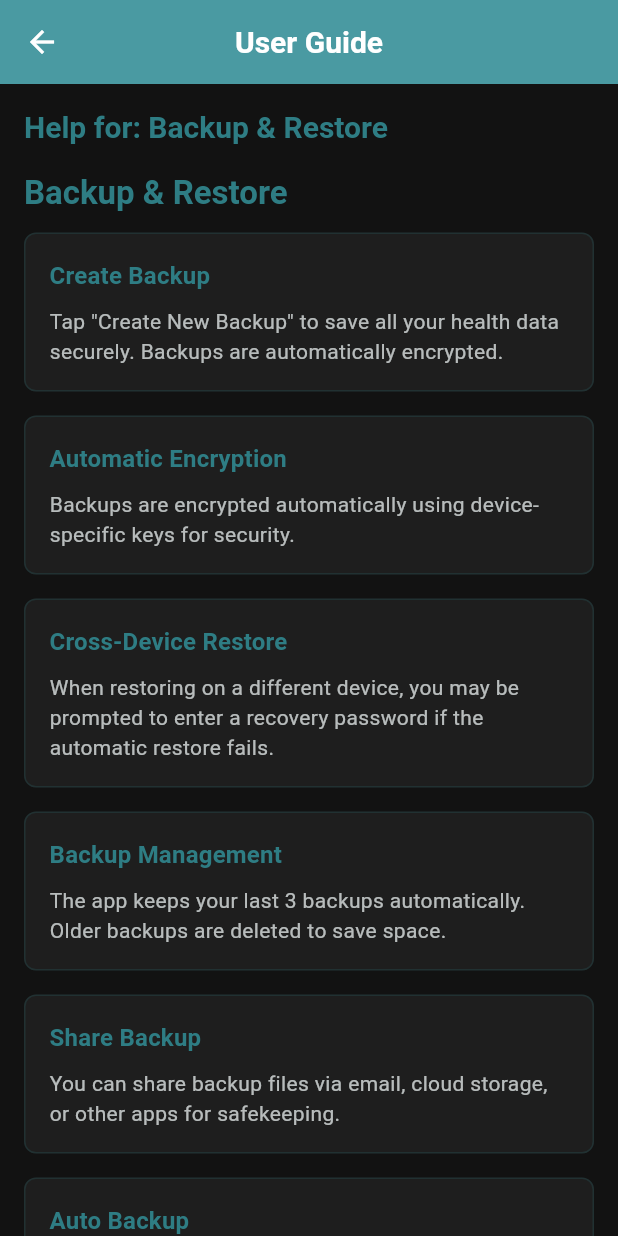
After one commit to ananyaakamat/health_records_app, a Flutter app: the UserGuideScreen screen opened directly, on a phone screen of 412 x 824 dp. The commit adds this screen. Run offline on Flutter 3.47's test engine with Material 3 defaults, Android fonts, the phone set to English and light mode, and no system bars; our stand-ins replace fl_chart, flutter_riverpod, flutter_secure_storage, local_auth, shared_preferences, sqflite; missing offline and left inert: encrypt, workmanager; accounts and stored records are empty; statements that could not run were skipped.

Commit message:
Add Home and Help navigation icons with comprehensive user guide
- Add Home icon navigation to all major screens (Health Profiles, Profile Detail, Backup & Restore)
- Add Help icon with context-specific user guides for each screen
- Create comprehensive UserGuideScreen with detailed help for all features
- Fix user guide content: remove non-existent 'View Charts' feature
- Correct misleading backup documentation about password protection
- Update cross-device restore description to reflect actual functionality
- Implement consistent navigation pattern across the app
- Enhance user experience with accessible help system

```diff
--- /dev/null
+++ b/lib/presentation/screens/user_guide_screen.dart
@@ -0,0 +1,337 @@
+import 'package:flutter/material.dart';
+import '../../core/themes/app_theme.dart';
+
+class UserGuideScreen extends StatelessWidget {
+  final String? currentPage;
+
+  const UserGuideScreen({super.key, this.currentPage});
+
+  @override
+  Widget build(BuildContext context) {
+    return Scaffold(
+      appBar: AppBar(
+        title: const Text('User Guide'),
+        centerTitle: true,
+      ),
+      body: SingleChildScrollView(
+        padding: const EdgeInsets.all(16),
+        child: Column(
+          crossAxisAlignment: CrossAxisAlignment.start,
+          children: [
+            if (currentPage != null) ...[
+              _buildPageSpecificGuide(context, currentPage!),
+              const SizedBox(height: 32),
+              const Divider(),
+              const SizedBox(height: 16),
+            ],
+            _buildGeneralGuide(context),
+          ],
+        ),
+      ),
+    );
+  }
+
+  Widget _buildPageSpecificGuide(BuildContext context, String page) {
+    Widget content;
+
+    switch (page.toLowerCase()) {
+      case 'health profiles':
+        content = _buildProfilesGuide(context);
+        break;
+      case 'profile detail':
+        content = _buildProfileDetailGuide(context);
+        break;
+      case 'backup & restore':
+        content = _buildBackupRestoreGuide(context);
+        break;
+      default:
+        content = _buildHomeGuide(context);
+    }
+
+    return Column(
+      crossAxisAlignment: CrossAxisAlignment.start,
+      children: [
+        Text(
+          'Help for: $page',
+          style: Theme.of(context).textTheme.headlineSmall?.copyWith(
+                color: AppTheme.primaryColor,
+                fontWeight: FontWeight.bold,
+              ),
+        ),
+        const SizedBox(height: 16),
+        content,
+      ],
+    );
+  }
+
+  Widget _buildHomeGuide(BuildContext context) {
+    return _buildGuideSection(
+      context,
+      'Home Screen',
+      [
+        _buildGuideItem(
+          context,
+          'Welcome Screen',
+          'This is your starting point to access all features of the Health Records app.',
+        ),
+        _buildGuideItem(
+          context,
+          'Get Started',
+          'Tap the "Get Started" button to begin managing health profiles.',
+        ),
+        _buildGuideItem(
+          context,
+          'Settings Menu',
+          'Use the menu (☰) to access profiles, change PIN, backup & restore, and other settings.',
+        ),
+        _buildGuideItem(
+          context,
+          'Theme Toggle',
+          'Switch between light and dark themes using the theme button (🌙/☀️) in the top right.',
+        ),
+      ],
+    );
+  }
+
+  Widget _buildProfilesGuide(BuildContext context) {
+    return _buildGuideSection(
+      context,
+      'Health Profiles',
+      [
+        _buildGuideItem(
+          context,
+          'Add New Profile',
+          'Tap the + button to create a new health profile for family members.',
+        ),
+        _buildGuideItem(
+          context,
+          'View Profile Details',
+          'Tap on any profile card to view detailed health records and charts.',
+        ),
+        _buildGuideItem(
+          context,
+          'Edit Profile',
+          'Use the three-dot menu (⋮) on each profile to edit or delete.',
+        ),
+        _buildGuideItem(
+          context,
+          'Profile Information',
+          'Each profile shows name, age, gender, and blood group for quick reference.',
+        ),
+      ],
+    );
+  }
+
+  Widget _buildProfileDetailGuide(BuildContext context) {
+    return _buildGuideSection(
+      context,
+      'Profile Details',
+      [
+        _buildGuideItem(
+          context,
+          'Health Records Tabs',
+          'Switch between Sugar, BP (Blood Pressure), and Lipids tabs to view different health metrics.',
+        ),
+        _buildGuideItem(
+          context,
+          'Add New Records',
+          'Use the + button in each tab to add new health measurements.',
+        ),
+        _buildGuideItem(
+          context,
+          'Edit Records',
+          'Use the three-dot menu (⋮) next to each record to edit or delete.',
+        ),
+        _buildGuideItem(
+          context,
+          'BMI Information',
+          'BMI is automatically calculated from height and weight when available.',
+        ),
+        _buildGuideItem(
+          context,
+          'Color Coding',
+          'Health values are color-coded: Green (Normal), Orange (Caution), Red (High Risk).',
+        ),
+      ],
+    );
+  }
+
+  Widget _buildBackupRestoreGuide(BuildContext context) {
+    return _buildGuideSection(
+      context,
+      'Backup & Restore',
+      [
+        _buildGuideItem(
+          context,
+          'Create Backup',
+          'Tap "Create New Backup" to save all your health data securely. Backups are automatically encrypted.',
+        ),
+        _buildGuideItem(
+          context,
+          'Automatic Encryption',
+          'Backups are encrypted automatically using device-specific keys for security.',
+        ),
+        _buildGuideItem(
+          context,
+          'Cross-Device Restore',
+          'When restoring on a different device, you may be prompted to enter a recovery password if the automatic restore fails.',
+        ),
+        _buildGuideItem(
+          context,
+          'Backup Management',
+          'The app keeps your last 3 backups automatically. Older backups are deleted to save space.',
+        ),
+        _buildGuideItem(
+          context,
+          'Share Backup',
+          'You can share backup files via email, cloud storage, or other apps for safekeeping.',
+        ),
+        _buildGuideItem(
+          context,
+          'Auto Backup',
+          'Backups are automatically created when profiles exist. Empty databases won\'t create backup files.',
+        ),
+      ],
+    );
+  }
+
+  Widget _buildGeneralGuide(BuildContext context) {
+    return Column(
+      crossAxisAlignment: CrossAxisAlignment.start,
+      children: [
+        Text(
+          'General Help',
+          style: Theme.of(context).textTheme.headlineSmall?.copyWith(
+                color: AppTheme.primaryColor,
+                fontWeight: FontWeight.bold,
+              ),
+        ),
+        const SizedBox(height: 16),
+        _buildGuideSection(
+          context,
+          'Navigation',
+          [
+            _buildGuideItem(
+              context,
+              'Home Icon (🏠)',
+              'Tap to return to the main home screen from anywhere in the app.',
+            ),
+            _buildGuideItem(
+              context,
+              'Help Icon (❓)',
+              'Tap to view context-specific help for the current screen.',
+            ),
+            _buildGuideItem(
+              context,
+              'Back Button (←)',
+              'Use to go back to the previous screen.',
+            ),
+          ],
+        ),
+        const SizedBox(height: 24),
+        _buildGuideSection(
+          context,
+          'Data Management',
+          [
+            _buildGuideItem(
+              context,
+              'Backup & Restore',
+              'Regularly backup your data and restore when switching devices.',
+            ),
+            _buildGuideItem(
+              context,
+              'Security',
+              'The app is protected with a PIN. Change it regularly for security.',
+            ),
+            _buildGuideItem(
+              context,
+              'Data Privacy',
+              'All data is stored locally on your device and encrypted for security.',
+            ),
+          ],
+        ),
+        const SizedBox(height: 24),
+        _buildGuideSection(
+          context,
+          'Health Metrics',
+          [
+            _buildGuideItem(
+              context,
+              'Sugar (HbA1c)',
+              'Normal: 4.0-5.6%, Pre-diabetes: 5.7-6.4%, Diabetes: ≥6.5%',
+            ),
+            _buildGuideItem(
+              context,
+              'Blood Pressure',
+              'Normal: <120/80 mmHg, High: ≥140/90 mmHg',
+            ),
+            _buildGuideItem(
+              context,
+              'Lipid Profile',
+              'Includes Total Cholesterol, HDL, LDL, Triglycerides, VLDL, Non-HDL, and Cholesterol/HDL ratio.',
+            ),
+          ],
+        ),
+      ],
+    );
+  }
+
+  Widget _buildGuideSection(
+      BuildContext context, String title, List<Widget> items) {
+    return Column(
+      crossAxisAlignment: CrossAxisAlignment.start,
+      children: [
+        Text(
+          title,
+          style: Theme.of(context).textTheme.titleLarge?.copyWith(
+                fontWeight: FontWeight.w600,
+                color: AppTheme.primaryColor,
+              ),
+        ),
+        const SizedBox(height: 12),
+        ...items,
+      ],
+    );
+  }
+
+  Widget _buildGuideItem(
+      BuildContext context, String title, String description) {
+    return Padding(
+      padding: const EdgeInsets.only(bottom: 16),
+      child: Container(
+        padding: const EdgeInsets.all(16),
+        decoration: BoxDecoration(
+          color: Theme.of(context).colorScheme.surface,
+          borderRadius: BorderRadius.circular(8),
+          border: Border.all(
+            color: AppTheme.primaryColor.withOpacity(0.2),
+            width: 1,
+          ),
+        ),
+        child: Column(
+          crossAxisAlignment: CrossAxisAlignment.start,
+          children: [
+            Text(
+              title,
+              style: Theme.of(context).textTheme.titleMedium?.copyWith(
+                    fontWeight: FontWeight.w600,
+                    color: AppTheme.primaryColor,
+                  ),
+            ),
+            const SizedBox(height: 8),
+            Text(
+              description,
+              style: Theme.of(context).textTheme.bodyMedium?.copyWith(
+                    color: Theme.of(context)
+                        .colorScheme
+                        .onSurface
+                        .withOpacity(0.8),
+                    height: 1.4,
+                  ),
+            ),
+          ],
+        ),
+      ),
+    );
+  }
+}
```
Also changed, not shown: lib/presentation/screens/backup_restore_screen.dart (+26 -0 lines), lib/presentation/screens/profile_detail_screen.dart (+26 -0 lines), lib/presentation/screens/profile_list_screen.dart (+26 -0 lines).
